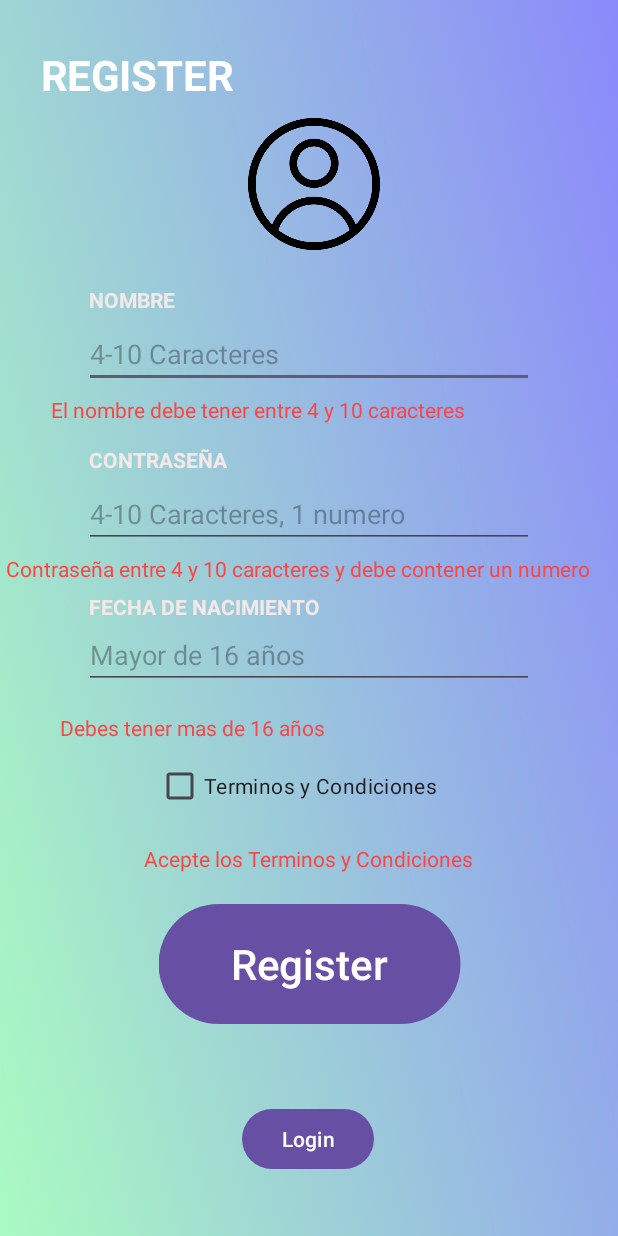
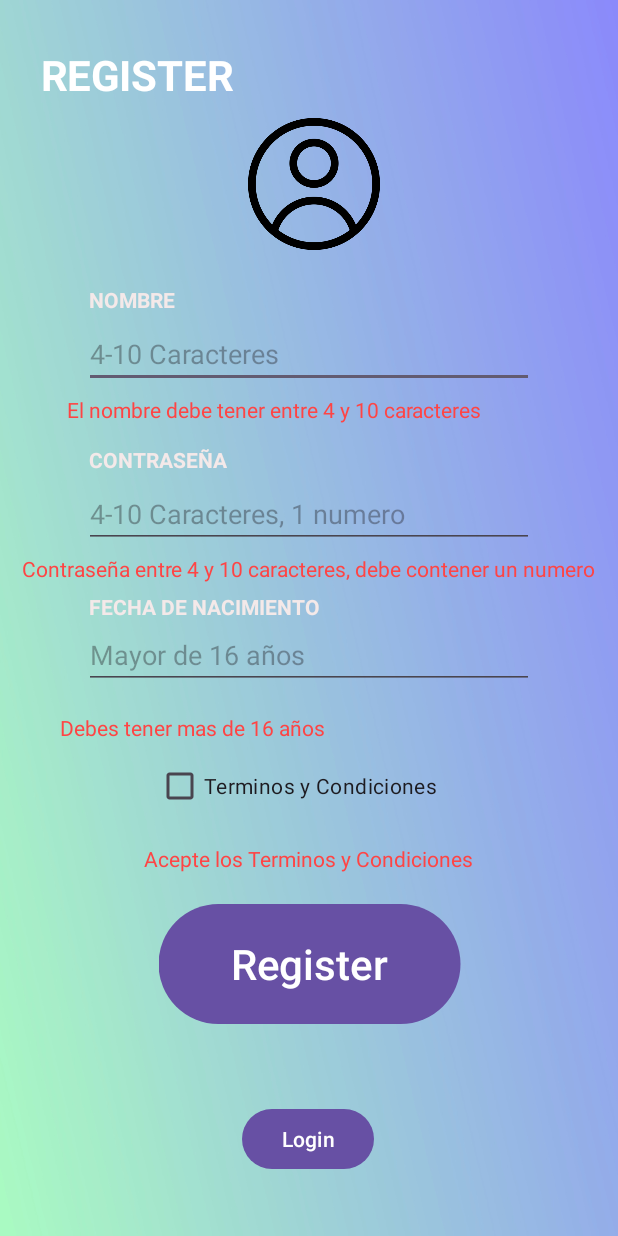
Before and after one commit to SergioLilo/practicaPigV2, an Android app: the screen it shows after launch (RegistroLogin), after a tap on "Register", on a phone screen of 412 x 824 dp. Run offline under Robolectric (Android 15) with nearby library versions, the phone set to English and light mode, and no system bars; our stand-ins replace Room's generated code.

Commit message:
Interfaz Register

```diff
--- a/app/src/main/java/com/example/practicapigv2/Registro_HUB/RegistroLogin.kt
+++ b/app/src/main/java/com/example/practicapigv2/Registro_HUB/RegistroLogin.kt
@@ -132,7 +132,7 @@ class RegistroLogin : AppCompatActivity() {
                 if (!contrasenyaLength1) {
 
                 binding.contrasenyaIncorrectoID.text =
-                    "Contraseña entre 4 y 10 caracteres y debe contener un numero"
+                    "Contraseña entre 4 y 10 caracteres, debe contener un numero"
         }
                 if (!edadCorrecta1) {
 
--- a/app/src/main/res/layout/activity_registro_login.xml
+++ b/app/src/main/res/layout/activity_registro_login.xml
@@ -29,7 +29,7 @@
         android:textColor="@android:color/holo_red_light"
         app:layout_constraintBottom_toBottomOf="parent"
         app:layout_constraintEnd_toEndOf="parent"
-        app:layout_constraintHorizontal_bias="0.17"
+        app:layout_constraintHorizontal_bias="0.498"
         app:layout_constraintStart_toStartOf="parent"
         app:layout_constraintTop_toTopOf="parent"
         app:layout_constraintVertical_bias="0.459" />
@@ -184,7 +184,7 @@
         android:textColor="@android:color/holo_red_light"
         app:layout_constraintBottom_toBottomOf="parent"
         app:layout_constraintEnd_toEndOf="parent"
-        app:layout_constraintHorizontal_bias="0.253"
+        app:layout_constraintHorizontal_bias="0.33"
         app:layout_constraintStart_toStartOf="parent"
         app:layout_constraintTop_toTopOf="parent"
         app:layout_constraintVertical_bias="0.327" />
```
